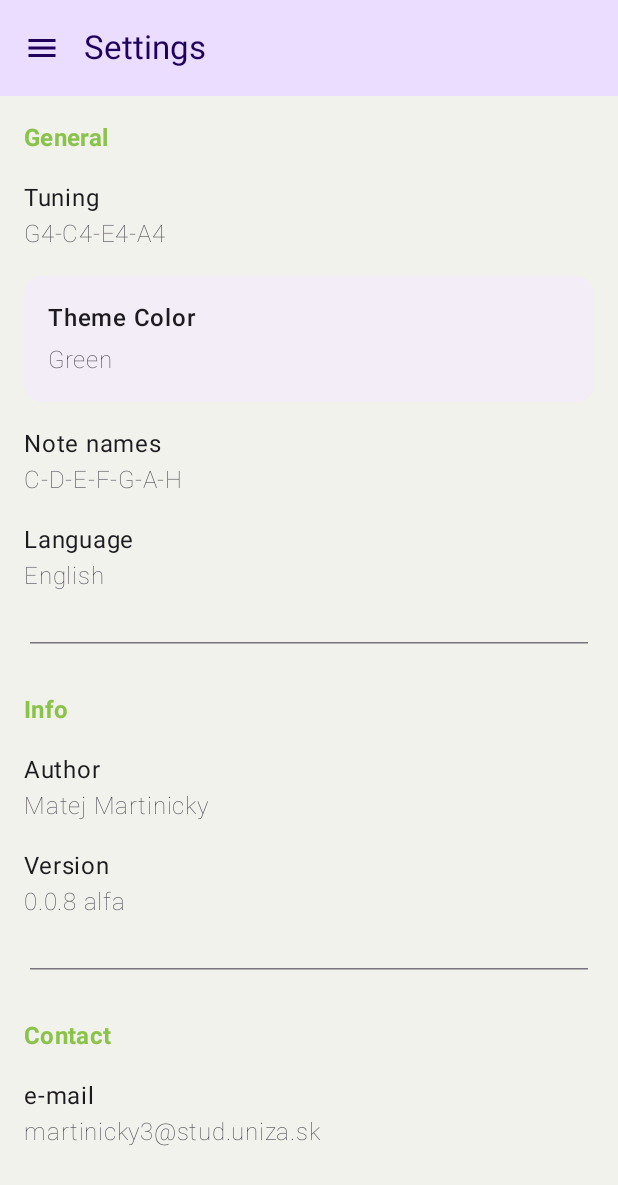
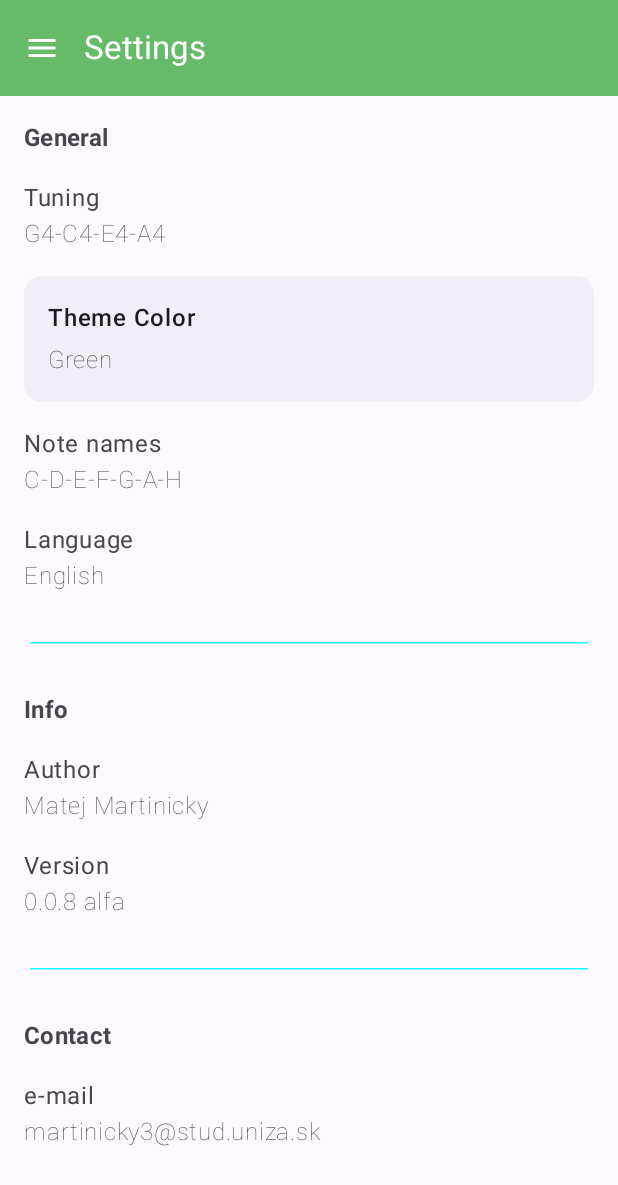
Before and after one commit to MatejMartinicky/UkuleleTuner2, an Android app built with Jetpack Compose: the SettingsScreen screen opened through its navigation route, on a phone screen of 412 x 824 dp. Shown: the top 1185 px of the screen. Run offline under Robolectric (Android 15) with nearby library versions, the phone set to English and light mode, and no system bars; our stand-ins replace constraintlayout-compose.

Commit message:
changes to theme and theme color
Adding how will components look when theme is applied

```diff
--- a/app/src/main/java/com/example/ukuleletuner2/SettingsScreen.kt
+++ b/app/src/main/java/com/example/ukuleletuner2/SettingsScreen.kt
@@ -31,6 +31,7 @@ import com.example.ukuleletuner2.ui.components.cards.ThemeCard
 @Composable
 fun SettingsScreen(themeViewModel: ThemeViewModel) {
     Scaffold(
+        containerColor = MaterialTheme.colorScheme.background,
         topBar = {
             TopAppBar(
                 title = {
@@ -71,7 +72,7 @@ fun SettingsScreen(themeViewModel: ThemeViewModel) {
 
                     Text(
                         text = stringResource(R.string.settings_general),
-                        color = MaterialTheme.colorScheme.primary,
+                        color = MaterialTheme.colorScheme.onSurfaceVariant,
                         fontWeight = FontWeight.Bold,
                         style = MaterialTheme.typography.titleMedium
                     )
@@ -80,7 +81,7 @@ fun SettingsScreen(themeViewModel: ThemeViewModel) {
 
                     Text(
                         text = stringResource(R.string.settings_tuning),
-                        color = MaterialTheme.colorScheme.onBackground
+                        color = MaterialTheme.colorScheme.onSurfaceVariant
                     )
                     Text(
                         text = stringResource(R.string.settings_tuning_value),
@@ -97,7 +98,7 @@ fun SettingsScreen(themeViewModel: ThemeViewModel) {
 
                     Text(
                         text = stringResource(R.string.settings_note_names),
-                        color = MaterialTheme.colorScheme.onBackground
+                        color = MaterialTheme.colorScheme.onSurfaceVariant
                     )
                     Text(
                         text = stringResource(R.string.settings_note_names_value),
@@ -109,7 +110,7 @@ fun SettingsScreen(themeViewModel: ThemeViewModel) {
 
                     Text(
                         text = stringResource(R.string.settings_language),
-                        color = MaterialTheme.colorScheme.onBackground
+                        color = MaterialTheme.colorScheme.onSurfaceVariant
                     )
                     Text(
                         text = stringResource(R.string.settings_language_value),
@@ -129,7 +130,7 @@ fun SettingsScreen(themeViewModel: ThemeViewModel) {
 
                     Text(
                         text = stringResource(R.string.settings_info),
-                        color = MaterialTheme.colorScheme.primary,
+                        color = MaterialTheme.colorScheme.onSurfaceVariant,
                         fontWeight = FontWeight.Bold,
                         style = MaterialTheme.typography.titleMedium
                     )
@@ -137,7 +138,7 @@ fun SettingsScreen(themeViewModel: ThemeViewModel) {
 
                     Text(
                         text = stringResource(R.string.author),
-                        color = MaterialTheme.colorScheme.onBackground
+                        color = MaterialTheme.colorScheme.onSurfaceVariant
                     )
                     Text(
                         text = stringResource(R.string.author_name),
@@ -148,7 +149,7 @@ fun SettingsScreen(themeViewModel: ThemeViewModel) {
 
                     Text(
                         text = stringResource(R.string.version),
-                        color = MaterialTheme.colorScheme.onBackground
+                        color = MaterialTheme.colorScheme.onSurfaceVariant
                     )
                     Text(
                         text = stringResource(R.string.version_version),
@@ -168,7 +169,7 @@ fun SettingsScreen(themeViewModel: ThemeViewModel) {
 
                     Text(
                         text = stringResource(R.string.contact),
-                        color = MaterialTheme.colorScheme.primary,
+                        color = MaterialTheme.colorScheme.onSurfaceVariant,
                         fontWeight = FontWeight.Bold,
                         style = MaterialTheme.typography.titleMedium
 
@@ -177,7 +178,7 @@ fun SettingsScreen(themeViewModel: ThemeViewModel) {
 
                     Text(
                         text = stringResource(R.string.email),
-                        color = MaterialTheme.colorScheme.onBackground
+                        color = MaterialTheme.colorScheme.onSurfaceVariant
                     )
 
                     Text(
--- a/app/src/main/java/com/example/ukuleletuner2/ui/components/cards/CordCard.kt
+++ b/app/src/main/java/com/example/ukuleletuner2/ui/components/cards/CordCard.kt
@@ -39,9 +39,9 @@ fun ChordCard(
     onPlayed: () -> Unit = {},
     modifier: Modifier = Modifier,
 ) {
-    val shadowColor = MaterialTheme.colorScheme.primary
+    val shadowColor = MaterialTheme.colorScheme.outline
     val overlayColor = MaterialTheme.colorScheme.scrim
-    val onSurfaceColor = MaterialTheme.colorScheme.onSurface
+    val onSurfaceColor = MaterialTheme.colorScheme.surfaceContainer
 
     val glowLayers = 6
     val glowSpacing = 2.dp
```
Also changed, not shown: app/src/main/java/com/example/ukuleletuner2/ui/theme/Theme.kt (+50 -11 lines).
